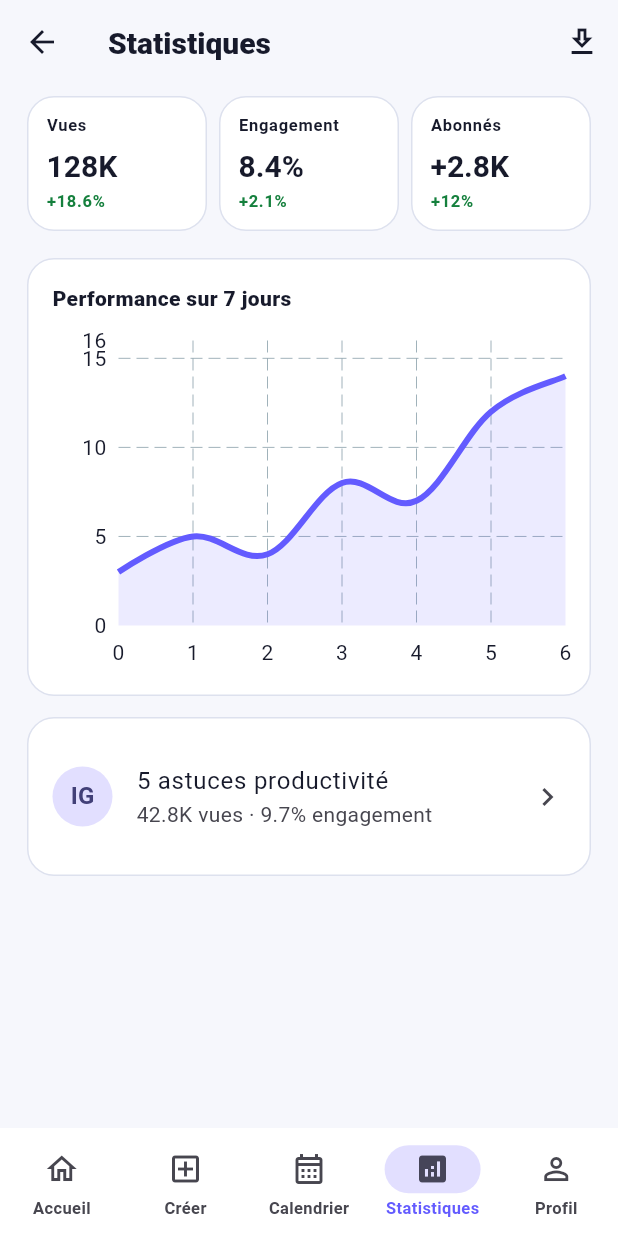
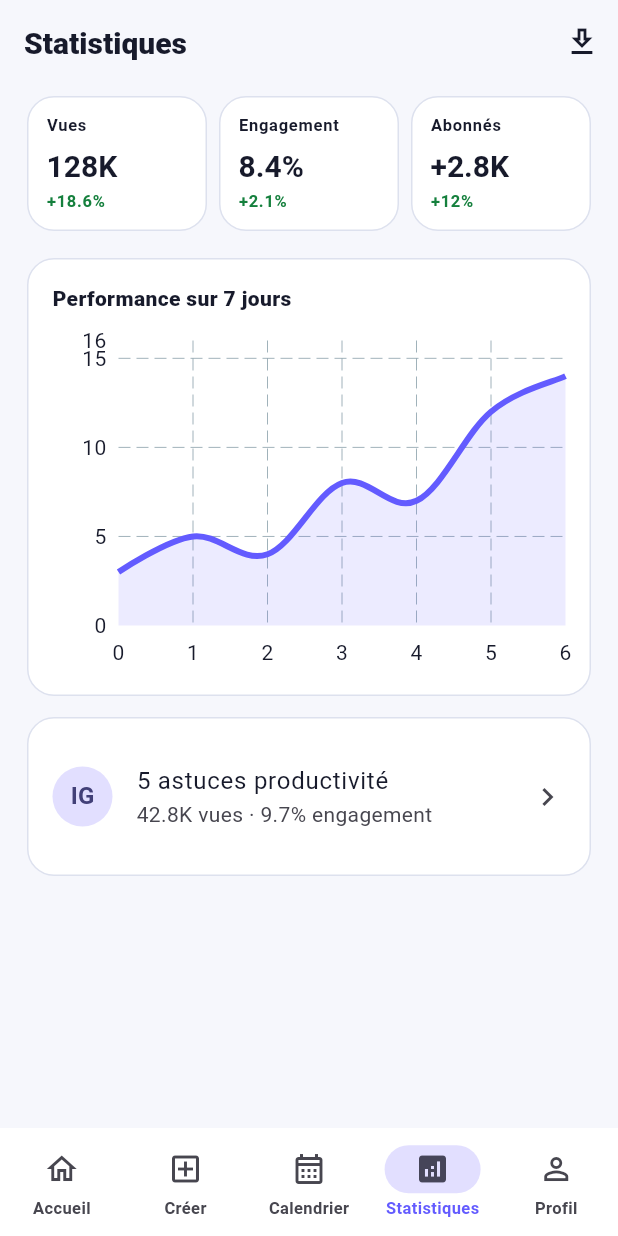
Before and after one commit to emmanuel-source/social-flow-ai-mobile, a Flutter app: the AppShell screen opened by its route, item 4 of the bottom bar chosen, on a phone screen of 412 x 824 dp. Run offline on Flutter 3.47's test engine with Material 3 defaults, Android fonts, the phone set to English and light mode, and no system bars; drawn by our look-alikes of fl_chart; our stand-ins replace app_links, cached_network_image, dio, flutter_cache_manager, flutter_image_compress, flutter_riverpod and 3 more; accounts and stored records are empty.

Commit message:
feat: establish main navigation shell [SFA-003]

```diff
--- a/lib/app/app.dart
+++ b/lib/app/app.dart
@@ -48,10 +48,12 @@
       title: 'SocialFlow AI',
       debugShowCheckedModeBanner: false,
       navigatorKey: AppRouter.navigatorKey,
+      navigatorObservers: AppRouter.navigatorObservers,
       theme: AppTheme.light,
       darkTheme: AppTheme.dark,
       themeMode: themeMode,
       initialRoute: AppRouter.initialRoute,
+      onGenerateInitialRoutes: AppRouter.onGenerateInitialRoutes,
       onGenerateRoute: AppRouter.onGenerateRoute,
     );
   }
--- a/lib/app/app_routes.dart
+++ b/lib/app/app_routes.dart
@@ -8,6 +8,21 @@
   static const calendar = '/calendar';
   static const analytics = '/analytics';
   static const profile = '/profile';
+
+  static const mainRoutes = <String>[
+    home,
+    create,
+    calendar,
+    analytics,
+    profile,
+  ];
+
+  static int? mainIndexForRoute(String? route) {
+    final index = mainRoutes.indexOf(route ?? '');
+    return index == -1 ? null : index;
+  }
+
+  static String mainRouteForIndex(int index) => mainRoutes[index];
 
   // Existing interactive prototype flows.
   static const postType = '/create/post-type';
@@ -51,4 +66,37 @@
   static const approvals = '/approvals';
   static const subscription = '/subscription';
   static const security = '/security';
+
+  // Reserved route contracts for secondary screens implemented in later tasks.
+  static const postDetail = '/home/post';
+  static const platformAnalytics = '/analytics/platform';
+
+  static const secondaryParentRoutes = <String, String>{
+    notifications: home,
+    postDetail: home,
+    postType: create,
+    postMedia: create,
+    postCaption: create,
+    postPlatforms: create,
+    postPreview: create,
+    postSchedule: create,
+    postSuccess: create,
+    mediaLibrary: create,
+    videoSource: create,
+    youtubeImport: create,
+    videoConfig: create,
+    videoAnalysis: create,
+    clips: create,
+    clipEditor: create,
+    subtitles: create,
+    aiAssistant: create,
+    calendarDetail: calendar,
+    postAnalytics: analytics,
+    platformAnalytics: analytics,
+    workspaces: profile,
+    accounts: profile,
+    settings: profile,
+  };
+
+  static String? parentRouteFor(String? route) => secondaryParentRoutes[route];
 }
--- a/lib/app/app_shell.dart
+++ b/lib/app/app_shell.dart
@@ -5,20 +5,58 @@
 import '../features/content/presentation/screens/create_hub_screen.dart';
 import '../features/home/presentation/screens/home_screen.dart';
 import '../features/profile/presentation/screens/profile_screen.dart';
+import '../shared/widgets/app_navigation_bar.dart';
+import 'app_routes.dart';
 
 class AppShell extends StatefulWidget {
-  const AppShell({required this.initialIndex, super.key});
+  const AppShell({required this.initialRoute, super.key}) : pages = null;
 
-  final int initialIndex;
+  const AppShell.testing({
+    required this.initialRoute,
+    required List<Widget> pages,
+    super.key,
+  }) : pages = pages,
+       assert(pages.length == AppRoutes.mainRoutes.length);
+
+  final String initialRoute;
+  final List<Widget>? pages;
+
+  static const destinations = <AppNavigationDestination>[
+    AppNavigationDestination(
+      label: 'Accueil',
+      icon: Icons.home_outlined,
+      selectedIcon: Icons.home,
+    ),
+    AppNavigationDestination(
+      label: 'Créer',
+      icon: Icons.add_box_outlined,
+      selectedIcon: Icons.add_box,
+    ),
+    AppNavigationDestination(
+      label: 'Calendrier',
+      icon: Icons.calendar_month_outlined,
+      selectedIcon: Icons.calendar_month,
+    ),
+    AppNavigationDestination(
+      label: 'Statistiques',
+      icon: Icons.analytics_outlined,
+      selectedIcon: Icons.analytics,
+    ),
+    AppNavigationDestination(
+      label: 'Profil',
+      icon: Icons.person_outline,
+      selectedIcon: Icons.person,
+    ),
+  ];
 
   @override
   State<AppShell> createState() => _AppShellState();
 }
 
 class _AppShellState extends State<AppShell> {
-  late int _index = widget.initialIndex;
+  late int _index = _indexForRoute(widget.initialRoute);
 
-  static const _pages = <Widget>[
+  static const _defaultPages = <Widget>[
     HomeScreen(),
     CreateHubScreen(),
     CalendarScreen(),
@@ -26,40 +64,29 @@
     ProfileScreen(),
   ];
 
+  static int _indexForRoute(String route) {
+    final index = AppRoutes.mainIndexForRoute(route);
+    assert(index != null, 'AppShell requires a main navigation route.');
+    return index ?? 0;
+  }
+
+  @override
+  void didUpdateWidget(covariant AppShell oldWidget) {
+    super.didUpdateWidget(oldWidget);
+    if (widget.initialRoute != oldWidget.initialRoute) {
+      _index = _indexForRoute(widget.initialRoute);
+    }
+  }
+
   @override
   Widget build(BuildContext context) {
+    final pages = widget.pages ?? _defaultPages;
     return Scaffold(
-      body: IndexedStack(index: _index, children: _pages),
-      bottomNavigationBar: NavigationBar(
+      body: IndexedStack(index: _index, children: pages),
+      bottomNavigationBar: AppNavigationBar(
         selectedIndex: _index,
         onDestinationSelected: (value) => setState(() => _index = value),
-        destinations: const [
-          NavigationDestination(
-            icon: Icon(Icons.home_outlined),
-            selectedIcon: Icon(Icons.home),
-            label: 'Accueil',
-          ),
-          NavigationDestination(
-            icon: Icon(Icons.add_box_outlined),
-            selectedIcon: Icon(Icons.add_box),
-            label: 'Créer',
-          ),
-          NavigationDestination(
-            icon: Icon(Icons.calendar_month_outlined),
-            selectedIcon: Icon(Icons.calendar_month),
-            label: 'Calendrier',
-          ),
-          NavigationDestination(
-            icon: Icon(Icons.analytics_outlined),
-            selectedIcon: Icon(Icons.analytics),
-            label: 'Statistiques',
-          ),
-          NavigationDestination(
-            icon: Icon(Icons.person_outline),
-            selectedIcon: Icon(Icons.person),
-            label: 'Profil',
-          ),
-        ],
+        destinations: AppShell.destinations,
       ),
     );
   }
```
Also changed, not shown: lib/app/app_router.dart (+105 -8 lines), 3 other files.
